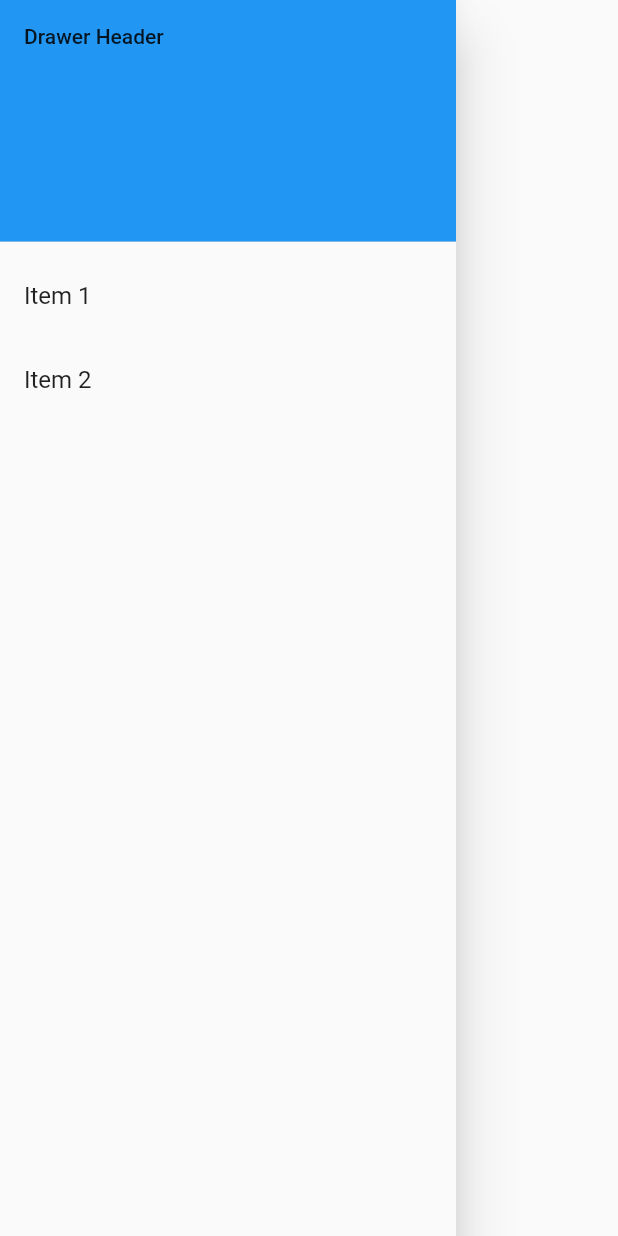
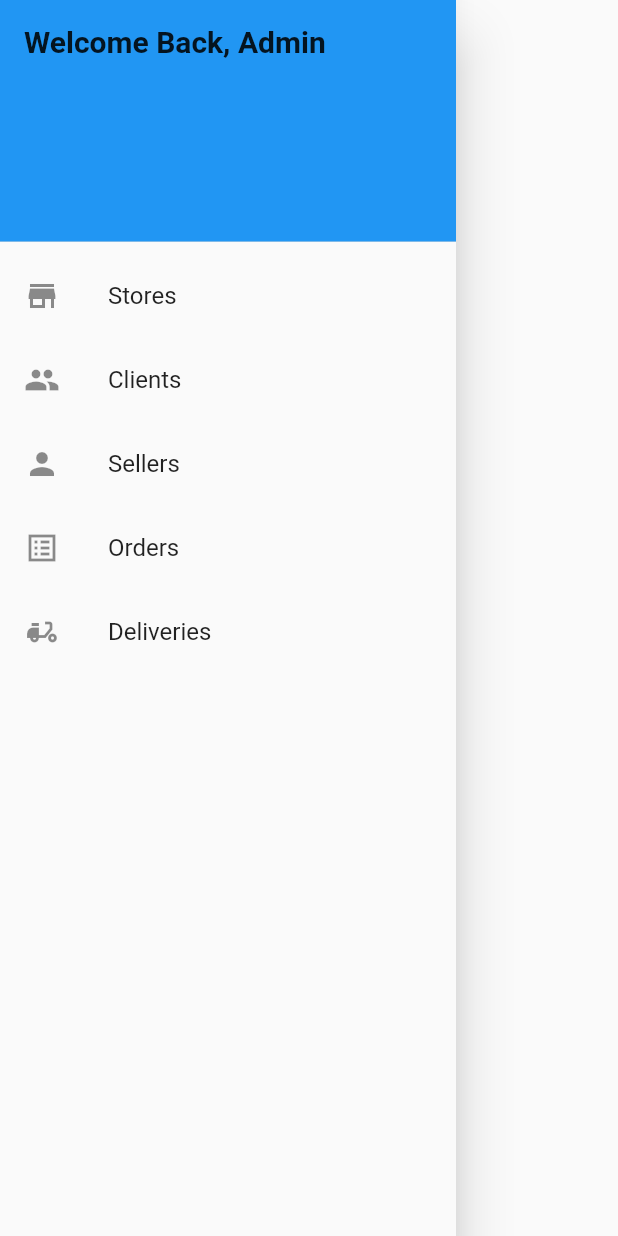
Before and after one commit to 0x4bd0/flutter-admin-panel, a Flutter app: the MobileDrawer widget shown alone on an empty page, opened directly, on a phone screen of 412 x 824 dp. Run offline on Flutter 3.47's test engine with Material 2 defaults, Android fonts, the phone set to English and light mode, and no system bars; our stand-ins replace fl_chart, responsive_builder.

Commit message:
fix cards style

```diff
--- a/lib/blocks/home/homeMobile.dart
+++ b/lib/blocks/home/homeMobile.dart
@@ -12,7 +12,7 @@ class HomeMobile extends StatelessWidget {
 
     return Scaffold(
       appBar: AppBar(
-        title: const Text('Flutter admin panel'),
+        title: const Text('Flutter admin panel',style: TextStyle(color: Colors.black),),
       ),
       drawer:  MobileDrawer(),
       body: SingleChildScrollView(
--- a/lib/blocks/home/homeTablet.dart
+++ b/lib/blocks/home/homeTablet.dart
@@ -12,7 +12,7 @@ class HomeTablet extends StatelessWidget {
 
     return Scaffold(
       appBar: AppBar(
-        title: const Text('Flutter admin panel'),
+        title: const Text('Flutter admin panel',style: TextStyle(color: Colors.black),),
       ),
       drawer:  MobileDrawer(),
       body: SingleChildScrollView(
--- a/lib/widgets/card.dart
+++ b/lib/widgets/card.dart
@@ -9,8 +9,8 @@ class AdminCard extends StatelessWidget {
   @override
   Widget build(BuildContext context) {
     return Container(
-      width: 350,
-      height: 200,
+      width: 300,
+      height: 150,
       decoration: BoxDecoration(
           borderRadius: BorderRadius.circular(12),
           gradient:
--- a/lib/widgets/drawer.dart
+++ b/lib/widgets/drawer.dart
@@ -9,18 +9,42 @@ class MobileDrawer extends StatelessWidget {
     shrinkWrap: true,
     children: <Widget>[
       DrawerHeader(
-        child: Text('Drawer Header'),
+        child: Text('Welcome Back, Admin',
+        style: TextStyle(
+          fontSize: 20,
+          fontWeight: FontWeight.bold
+        ),),
         decoration: BoxDecoration(
           color: Colors.blue,
         ),
       ),
       ListTile(
-        title: Text('Item 1'),
+        leading: Icon(Icons.store),
+        title: Text('Stores'),
         onTap: () {
         },
       ),
       ListTile(
-        title: Text('Item 2'),
+        leading: Icon(Icons.people_sharp),
+        title: Text('Clients'),
+        onTap: () {
+        },
+      ),
+      ListTile(
+        leading: Icon(Icons.person),
+        title: Text('Sellers'),
+        onTap: () {
+        },
+      ),
+      ListTile(
+        leading: Icon(Icons.list_alt_sharp),
+        title: Text('Orders'),
+        onTap: () {
+        },
+      ),
+        ListTile(
+        leading: Icon(Icons.delivery_dining),
+        title: Text('Deliveries'),
         onTap: () {
         },
       ),
```
Also changed, not shown: lib/blocks/home/homeDesktop.dart (+9 -4 lines).
